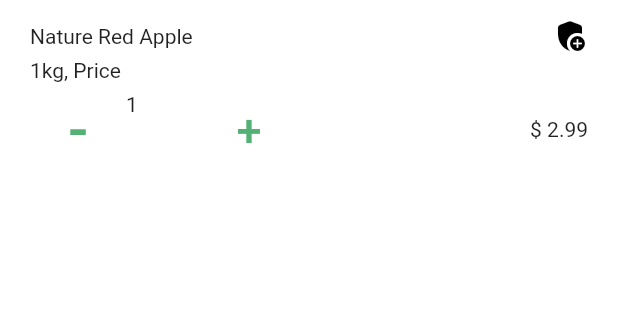
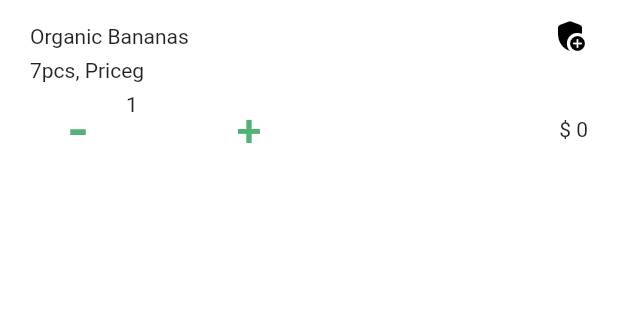
Before and after one commit to marlonchalegre/grocery_store, a Flutter app: the OfferDetail screen opened directly with sample values from the repository, on a phone screen of 412 x 824 dp, the part 66-386 px from its top. Run offline on Flutter 3.47's test engine with Material 2 defaults, Android fonts, the phone set to English and light mode, and no system bars; Roboto replaces fonts that are missing (Gilroy).

Commit message:
remove font não existente, usa offer passada como parametro

```diff
--- a/lib/page/offer_detail.dart
+++ b/lib/page/offer_detail.dart
@@ -14,9 +14,7 @@ class _OfferDetailState extends State<OfferDetail> {
   final _controller = new TextEditingController();
 
   var count = 1;
-  var price = 2.99;
-  var totalCost = 2.99;
-
+  num totalCost = 0;
   @override
   Widget build(BuildContext context) {
     return Scaffold(
@@ -38,7 +36,7 @@ class _OfferDetailState extends State<OfferDetail> {
             Row(
               mainAxisAlignment: MainAxisAlignment.spaceBetween,
               children: [
-                Text("Nature Red Apple"),
+                Text(this.widget.offer.name),
                 Icon(
                   Icons.add_moderator_rounded,
                   color: Colors.black,
@@ -48,7 +46,7 @@ class _OfferDetailState extends State<OfferDetail> {
             SizedBox(
               height: 3,
             ),
-            Text("1kg, Price"),
+            Text(this.widget.offer.description),
             Row(
               mainAxisAlignment: MainAxisAlignment.spaceBetween,
               children: [
@@ -60,7 +58,7 @@ class _OfferDetailState extends State<OfferDetail> {
                           setState(() {
                             if (count > 1) {
                               count -= 1;
-                              totalCost = count * price;
+                              totalCost = count * this.widget.offer.price;
                             }
                           });
                         },
@@ -75,7 +73,7 @@ class _OfferDetailState extends State<OfferDetail> {
                         onPressed: () {
                           setState(() {
                             count += 1;
-                            totalCost = count * price;
+                            totalCost = count * this.widget.offer.price;
                           });
                           _controller.text = count.toString();
                         },
--- a/pubspec.yaml
+++ b/pubspec.yaml
@@ -63,8 +63,6 @@ flutter:
     - family: Gilroy
       fonts:
         - asset: assets/fonts/gilroy/Gilroy-Regular.ttf
-        - asset: assets/fonts/gilroy/Gilroy-Italic.ttf
-          style: italic
         - asset: assets/fonts/gilroy/Gilroy-Semibold.ttf
           weight: 600
   #   - family: Trajan Pro
```
